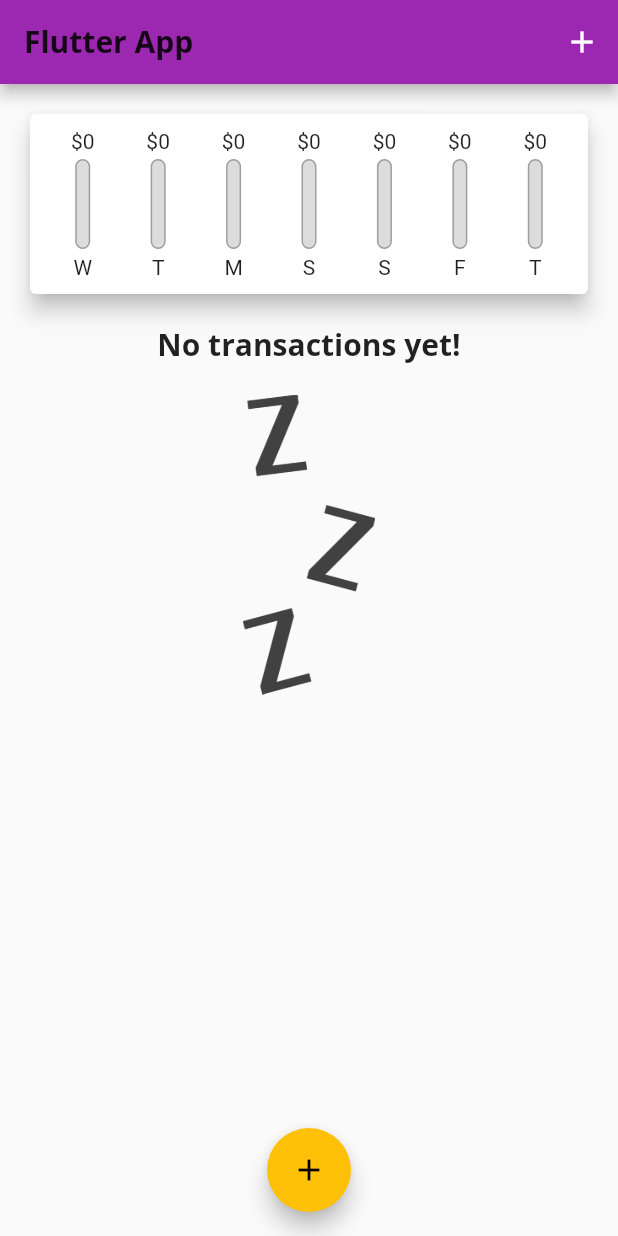
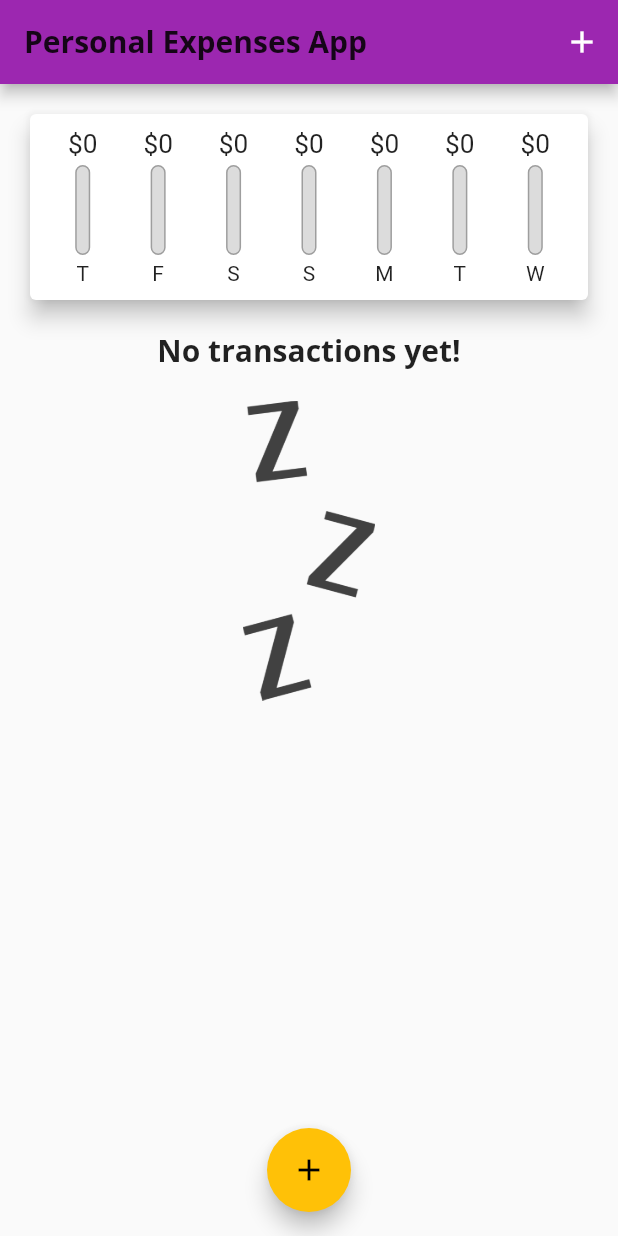
Before and after one commit to guzmanem/flutter__personal_expenses_app, a Flutter app: the screen it shows after launch, on a phone screen of 412 x 824 dp. Run offline on Flutter 3.47's test engine with Material 2 defaults, Android fonts, the light colour scheme and no system bars.

Commit message:
fix: arreglos menores de los chart bars

```diff
--- a/lib/main.dart
+++ b/lib/main.dart
@@ -105,7 +105,7 @@ class _MyHomePageState extends State<MyHomePage> {
     return Scaffold(
       appBar: AppBar(
         title: Text(
-          'Flutter App',
+          'Personal Expenses App',
           style: Theme.of(context).textTheme.headline6,
         ),
         actions: [
--- a/lib/widgets/chart.dart
+++ b/lib/widgets/chart.dart
@@ -28,7 +28,7 @@ class Chart extends StatelessWidget {
         'day': DateFormat.E().format(weekDay).substring(0, 1),
         'amount': totalSum,
       };
-    });
+    }).reversed.toList();
   }
 
   double get totalSpending {
--- a/lib/widgets/chart_bar.dart
+++ b/lib/widgets/chart_bar.dart
@@ -13,8 +13,11 @@ class ChartBar extends StatelessWidget {
   Widget build(BuildContext context) {
     return Column(
       children: <Widget>[
-        FittedBox(
-          child: Text('\$${spendingAmount.toStringAsFixed(0)}'),
+        Container(
+          height: 20,
+          child: FittedBox(
+            child: Text('\$${spendingAmount.toStringAsFixed(0)}'),
+          ),
         ),
         const SizedBox(
           height: 4,
```
